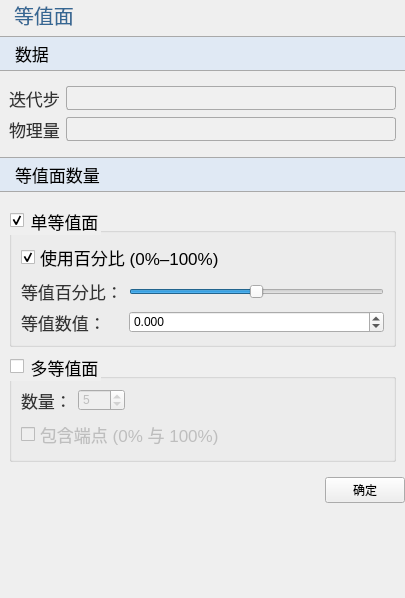
asd977/base_cae, file plugins/Base_PostProcessing/IsosurfaceSettingsWidget.ui: the form before one commit.
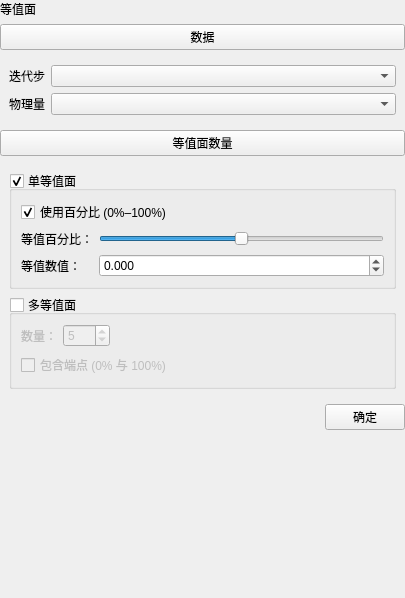
The form after the commit. Icons and pictures are not drawn.

```diff
--- a/plugins/Base_PostProcessing/IsosurfaceSettingsWidget.ui
+++ b/plugins/Base_PostProcessing/IsosurfaceSettingsWidget.ui
@@ -13,131 +13,6 @@
   <property name="windowTitle">
    <string>等值面</string>
   </property>
-  <property name="styleSheet">
-   <string notr="true">QWidget{
-font-family: &quot;Microsoft YaHei&quot;, &quot;微软雅黑&quot;;
-}
-QPushButton#pushButton_2,
-QPushButton#pushButton {
-    background-color: rgb(224, 233, 244);
-    border-width: 1px;
-    border-color: rgb(121, 121, 121);
-    border-style: solid;
-    height: 33px;
-    border-top: 1px solid rgb(169, 169, 169); /* 上边框为灰色 */
-    border-bottom: 1px solid rgb(169, 169, 169); /* 下边框为灰色 */
-    border-left: none; /* 移除左边框 */
-    border-right: none;
-    text-align: left;
-	padding-left: 15px;
-	font-size: 17px;
-	border-style: solid;
-}
-QLabel {
-    font-family: &quot;Microsoft YaHei&quot;, &quot;微软雅黑&quot;;
-    font-size: 17px;
-    text-align: left;
-    color: rgb(51, 51, 51);
-    white-space: nowrap;
-    line-height: 50px;
-    position: absolute;
-    top: 0px;
-    left: 0px;
-}
-QLabel#label {
-    font-size: 20px;
-    font-family: &quot;Microsoft YaHei&quot;, 微软雅黑;
-    text-align: left;
-	padding-left:9px;
-    color: rgb(53, 103, 147);
-}
-QComboBox {
-    font-family: &quot;Microsoft YaHei&quot;, 微软雅黑;
-    font-size: 17px;
-    text-align: left;
-    color: rgb(51, 51, 51);
-    padding-left:6px;
-    background: rgb(240, 240, 240);
-    border: 1px solid rgb(169, 169, 169);
-    border-radius: 3px; /* 设置边框的圆角半径为5像素 */
-}
-QComboBox::drop-down {
-    background: rgb(240, 240, 240);
-}
-QComboBox::down-arrow {
-    image: url(:/resources/down_arrow.png); /* 替换下拉箭头图标 */
-}
-/*QCombobox右侧按钮*/
-QComboBox::drop-down {
-    subcontrol-origin: padding;
-    subcontrol-position: top right;/*放于右方顶部*/
-    border-top-right-radius: 3px;/*设置边框圆角*/
-    border-bottom-right-radius: 3px;
-}
-QLineEdit {
-    border: 1px solid rgb(200, 200, 200); /* 设置边框为淡灰色 */
-    border-radius: 2px; /* 设置圆角半径为 5 像素 */
-	font-size: 17px;
-}
-QLineEdit:focus {
-    border-color: rgb(100, 100, 255); /* 设置焦点时的边框颜色为蓝色 */
-    outline: none; /* 去掉默认的焦点边框 */
-}
-
-QRadioButton {
-    font-size: 17px; /* 设置字体大小为 14 像素 */
-}
-
-QCheckBox {
-    font-size: 17px; /* 设置字体大小为 14 像素 */
-}
-
-QGroupBox{
-    font-size: 17px; /* 设置字体大小为 14 像素 */   
-}
-
-QPushButton#pushButton_contour_multi{
-    background-color: rgb(255, 255, 255); /* 背景色 */
-    border-width: 1px;                   /* 边框宽度 */
-    border-color: rgb(121, 121, 121);    /* 边框颜色 */	
-	font-size: 17px;
-    border-style: solid;                 /* 边框样式 */
-    border-radius: 2px;                /* 边框圆角 */
-    text-align: center;                    /* 文字左对齐 */
-
-    /* 默认状态 */
-}
-QPushButton#pushButton_contour_multi:hover{
-    background-color: rgb(235, 235, 235); /* 悬浮时的背景色 */
-    border-color: rgb(100, 100, 100);     /* 悬浮时的边框颜色 */
-}
-
-QPushButton#pushButton_contour_multi:pressed{
-    background-color: rgb(200, 200, 200); /* 点击时的背景色 */
-    border-color: rgb(80, 80, 80);         /* 点击时的边框颜色 */
-}
-
-QPushButton#pushButton_contour_single{
-    background-color: rgb(255, 255, 255); /* 背景色 */
-    border-width: 1px;                   /* 边框宽度 */
-    border-color: rgb(121, 121, 121);    /* 边框颜色 */	
-	font-size: 17px;
-    border-style: solid;                 /* 边框样式 */
-    border-radius: 2px;                /* 边框圆角 */
-    text-align: center;                    /* 文字左对齐 */
-
-    /* 默认状态 */
-}
-QPushButton#pushButton_contour_single:hover{
-    background-color: rgb(235, 235, 235); /* 悬浮时的背景色 */
-    border-color: rgb(100, 100, 100);     /* 悬浮时的边框颜色 */
-}
-
-QPushButton#pushButton_contour_single:pressed{
-    background-color: rgb(200, 200, 200); /* 点击时的背景色 */
-    border-color: rgb(80, 80, 80);         /* 点击时的边框颜色 */
-}</string>
-  </property>
   <layout class="QVBoxLayout" name="verticalLayout_root">
    <property name="leftMargin">
     <number>0</number>
```
